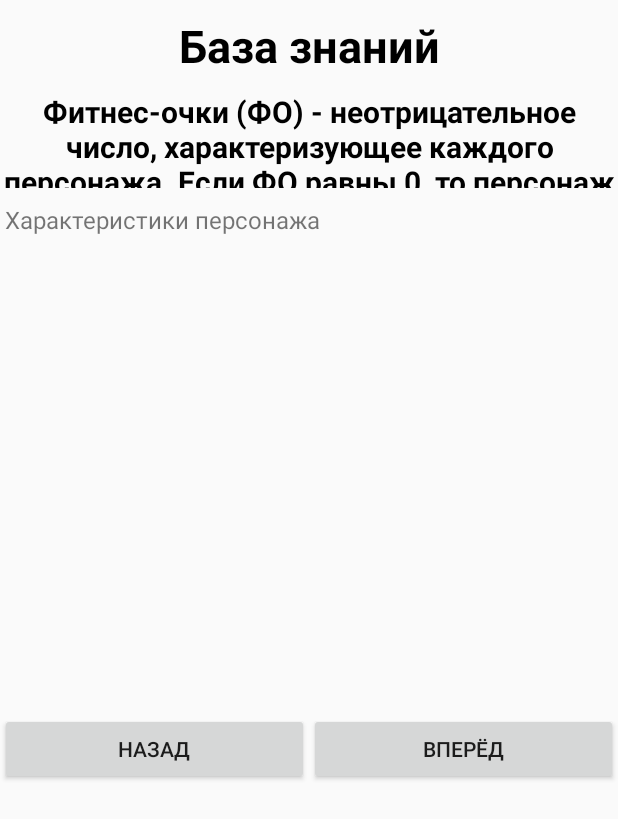
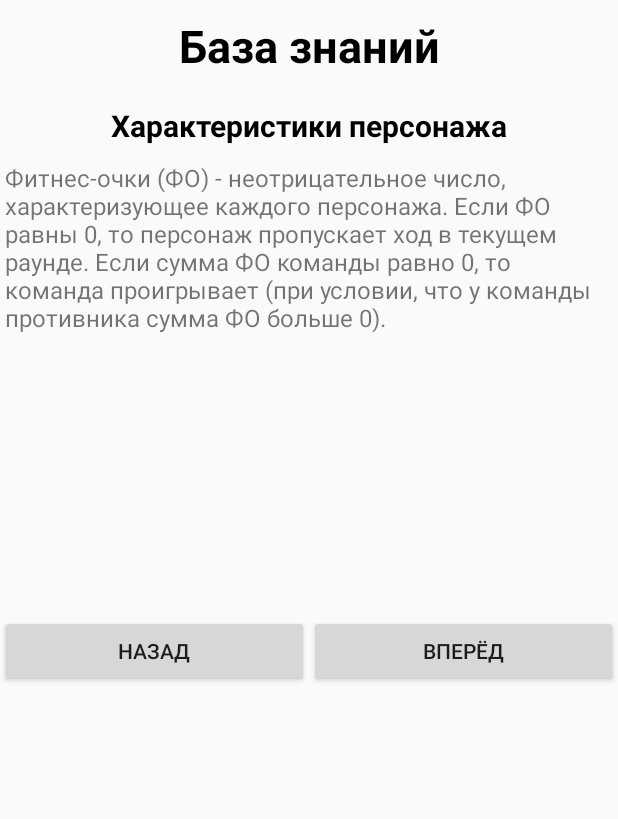
Before and after one commit to BeamOfLight/SportInTheForest, an Android app: the KnowledgeActivity screen opened directly, with no data from a screen before it, after a tap on "ВПЕРЁД", on a phone screen of 412 x 824 dp. Shown: the top 819 px of the screen. Run offline under Robolectric (Android 15) with nearby library versions, the phone set to English and light mode, and no system bars.

Commit message:
[0.3.5.2] Fix knowledge base layout

```diff
--- a/app/src/main/java/beamoflight/sportintheforest/KnowledgeActivity.java
+++ b/app/src/main/java/beamoflight/sportintheforest/KnowledgeActivity.java
@@ -38,10 +38,10 @@ public class KnowledgeActivity extends Activity {
         super.onCreate(savedInstanceState);
         setContentView(R.layout.knowledge);
 
-        tvKnowledgeGroupName = (TextView) findViewById(R.id.tvKnowledgeGroupName);
-        tvKnowledgeInfo = (TextView) findViewById(R.id.tvKnowledgeInfo);
-        btPrevKnowledge = (Button) findViewById(R.id.btPrevKnowledge);
-        btNextKnowledge = (Button) findViewById(R.id.btNextKnowledge);
+        tvKnowledgeGroupName = findViewById(R.id.tvKnowledgeGroupName);
+        tvKnowledgeInfo = findViewById(R.id.tvKnowledgeInfo);
+        btPrevKnowledge = findViewById(R.id.btPrevKnowledge);
+        btNextKnowledge = findViewById(R.id.btNextKnowledge);
 
         btPrevKnowledge.setOnClickListener(new View.OnClickListener() {
             public void onClick(View v) {
@@ -94,7 +94,10 @@ public class KnowledgeActivity extends Activity {
                     case XmlPullParser.START_TAG:
                         if (xpp.getName().equals("knowledge")) {
                             pages.add(
-                                    new KnowledgePage(xpp.getAttributeValue(0), xpp.getAttributeValue(1))
+                                new KnowledgePage(
+                                    xpp.getAttributeValue(null, "group"),
+                                    xpp.getAttributeValue(null, "description")
+                                )
                             );
                         }
                         break;
--- a/app/src/main/res/layout/knowledge.xml
+++ b/app/src/main/res/layout/knowledge.xml
@@ -9,7 +9,7 @@
     <LinearLayout
         xmlns:android="http://schemas.android.com/apk/res/android"
         android:layout_width="fill_parent"
-        android:layout_height="125sp"
+        android:layout_height="60sp"
         android:orientation="vertical">
 
         <TextView
@@ -21,6 +21,13 @@
             android:text="@string/main_menu_knowledge"
             android:textColor="@color/fragmentTextColor"
             android:textAlignment="center" />
+    </LinearLayout>
+
+    <LinearLayout
+        xmlns:android="http://schemas.android.com/apk/res/android"
+        android:layout_width="fill_parent"
+        android:layout_height="350sp"
+        android:orientation="vertical">
 
         <TextView
             android:id="@+id/tvKnowledgeGroupName"
@@ -32,13 +39,6 @@
             android:textColor="@color/fragmentTextColor"
             android:text="Основная информация"
             android:textAlignment="center" />
-    </LinearLayout>
-
-    <LinearLayout
-        xmlns:android="http://schemas.android.com/apk/res/android"
-        android:layout_width="fill_parent"
-        android:layout_height="350sp"
-        android:orientation="vertical">
 
         <TextView
             android:id="@+id/tvKnowledgeInfo"
--- a/app/src/main/res/values/strings.xml
+++ b/app/src/main/res/values/strings.xml
@@ -2,7 +2,7 @@
     <string name="app_name">SportInTheForest</string>
     <string name="app_name_title">Спортивный лес</string>
     <string name="app_version">0.3.5</string>
-    <string name="app_version_revision">1</string>
+    <string name="app_version_revision">2</string>
     <string name="app_internet_api_url">http://sportintheforest.siteme.org/api.php</string>
     <string name="app_internet_api_url_test">http://192.168.1.5/api.php</string>
     <string name="main_level_str">11 ур</string>
```
